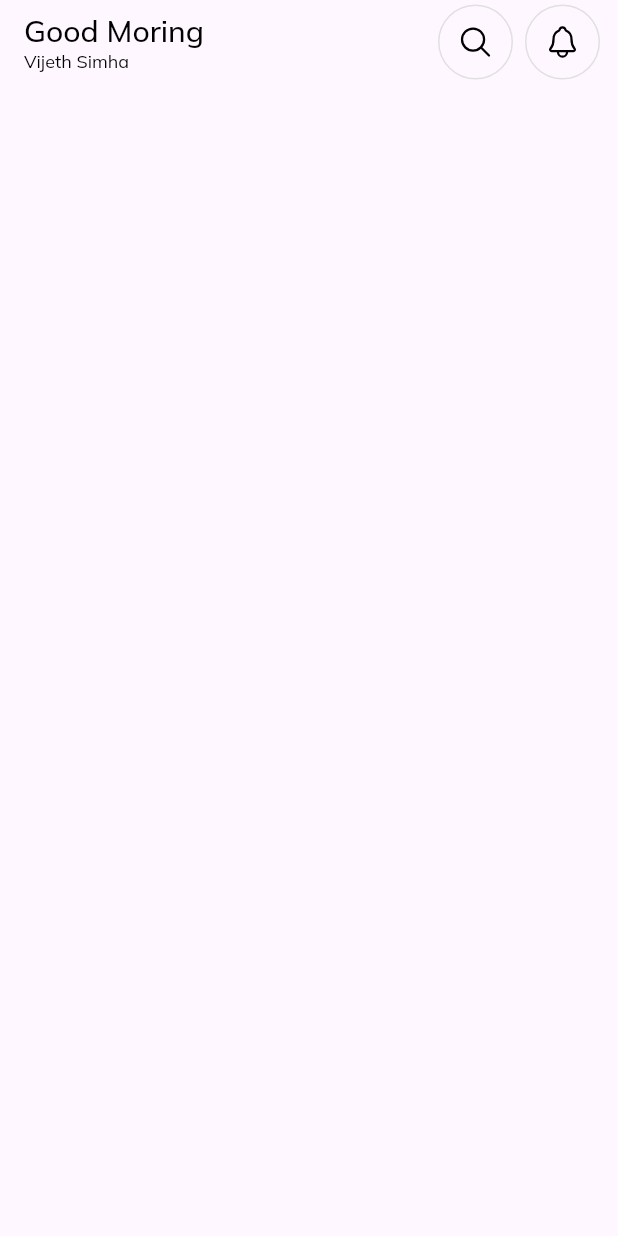
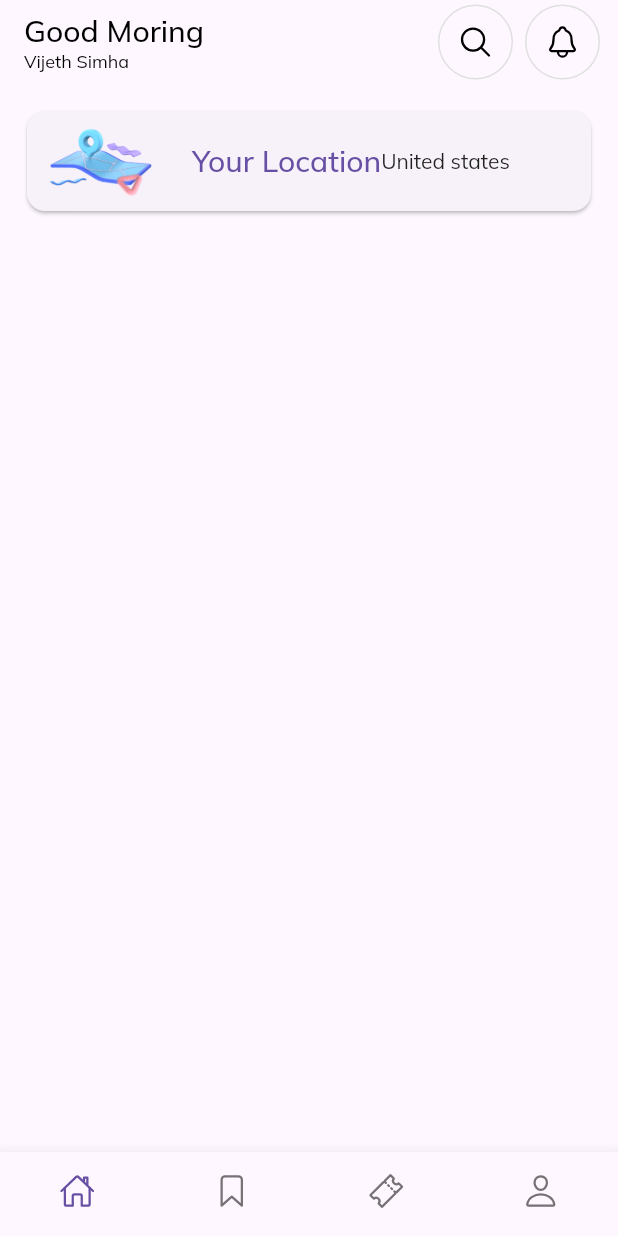
Before and after one commit to vijeth-simha/flutter_ui_playground, a Flutter app: the HomePage screen opened directly, on a phone screen of 412 x 824 dp. Run offline on Flutter 3.47's test engine with Material 2 defaults, Android fonts, the phone set to English and light mode, and no system bars; our stand-ins replace google_fonts, ionicons.

Commit message:
location card added

```diff
--- a/lib/pages/home_page.dart
+++ b/lib/pages/home_page.dart
@@ -1,5 +1,6 @@
 import 'package:flutter/material.dart';
 import 'package:flutter_ui_playground/widget/custom_icon_button.dart';
+import 'package:flutter_ui_playground/widget/location_card.dart';
 import 'package:ionicons/ionicons.dart';
 
 class HomePage extends StatelessWidget {
@@ -29,6 +30,24 @@ class HomePage extends StatelessWidget {
           )
         ],
       ),
+      body: ListView(
+        padding: const EdgeInsets.all(14),
+        children: const [LocationCard()],
+      ),
+      bottomNavigationBar: BottomNavigationBar(
+          type: BottomNavigationBarType.fixed,
+          showSelectedLabels: false,
+          showUnselectedLabels: false,
+          items: const [
+            BottomNavigationBarItem(
+                icon: Icon(Ionicons.home_outline), label: "Home"),
+            BottomNavigationBarItem(
+                icon: Icon(Ionicons.bookmark_outline), label: "Bookmark"),
+            BottomNavigationBarItem(
+                icon: Icon(Ionicons.ticket_outline), label: "Ticket"),
+            BottomNavigationBarItem(
+                icon: Icon(Ionicons.person_outline), label: "Profile")
+          ]),
     );
   }
 }
--- /dev/null
+++ b/lib/widget/location_card.dart
@@ -0,0 +1,33 @@
+import 'package:flutter/material.dart';
+
+class LocationCard extends StatelessWidget {
+  const LocationCard({super.key});
+
+  @override
+  Widget build(BuildContext context) {
+    return Card(
+      child: Row(
+        children: [
+          Image.asset(
+            "assets/map.png",
+            width: 100,
+          ),
+          const SizedBox(
+            width: 10,
+          ),
+          Text(
+            "Your Location",
+            style: Theme.of(context)
+                .textTheme
+                .titleLarge!
+                .copyWith(color: Theme.of(context).primaryColor),
+          ),
+          const SizedBox(
+            height: 10,
+          ),
+          const Text("United states")
+        ],
+      ),
+    );
+  }
+}
```
